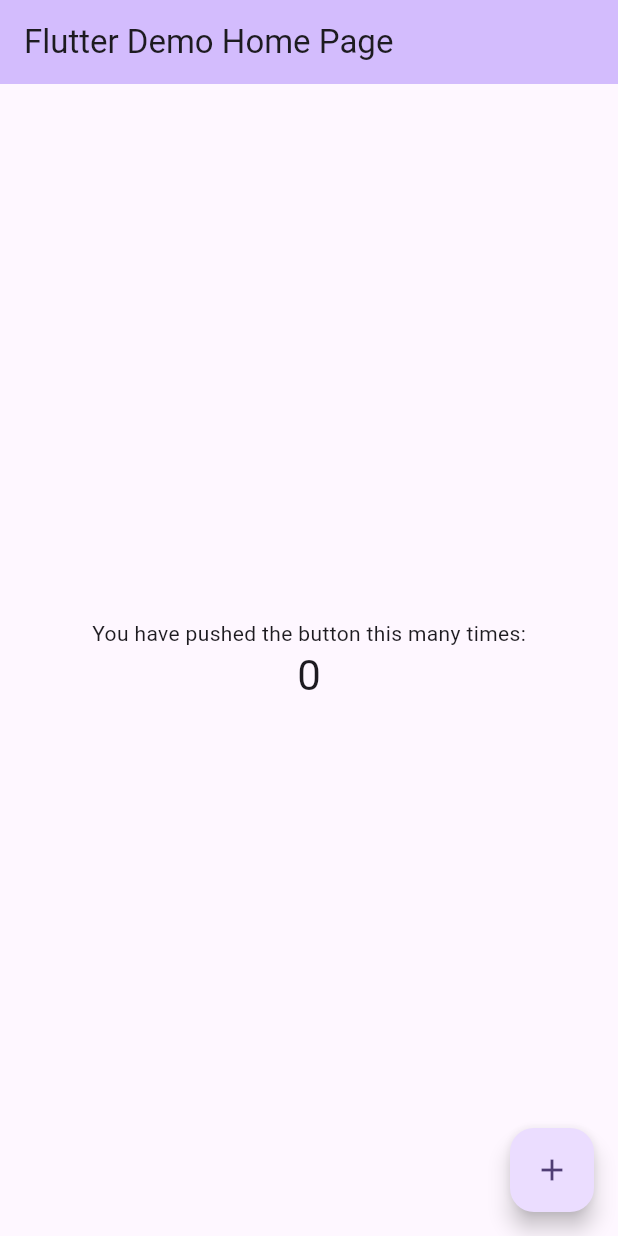
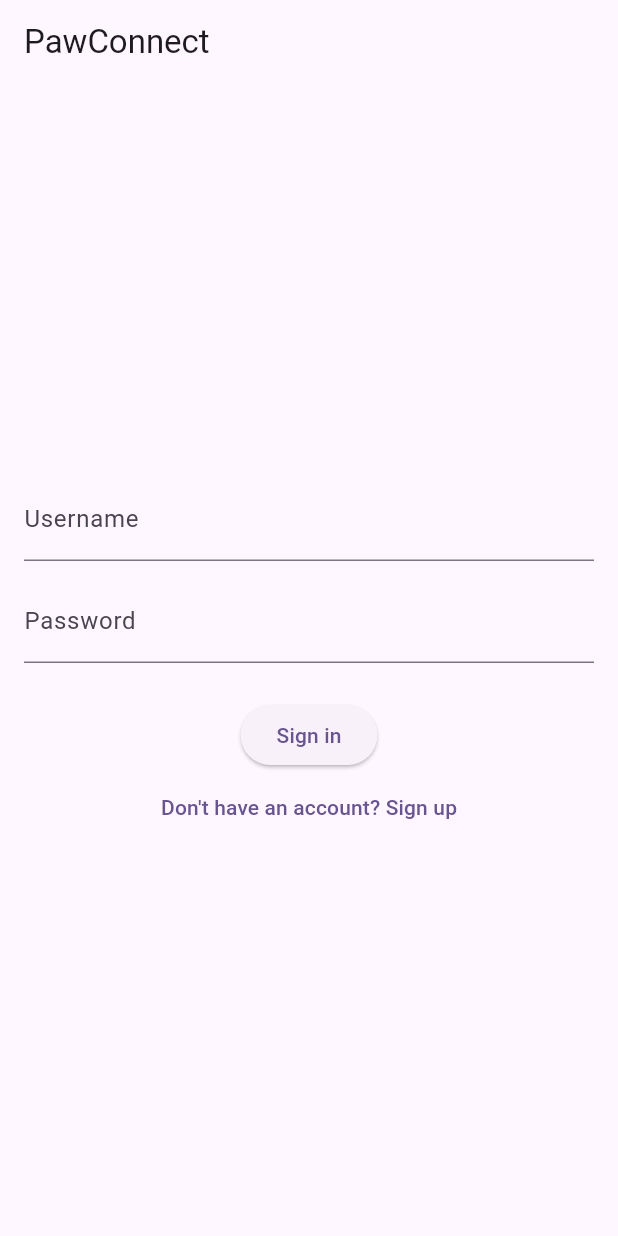
Before and after one commit to NureSemenenkoKostiantyn/paw-connect-app, a Flutter app: the screen it shows after launch, on a phone screen of 412 x 824 dp. Run offline on Flutter 3.47's test engine with Material 3 defaults, Android fonts, the phone set to English and light mode, and no system bars; our stand-ins replace dio, go_router.

Commit message:
Add auth feature with login and signup

```diff
--- a/mobile/lib/main.dart
+++ b/mobile/lib/main.dart
@@ -2,5 +2,5 @@ import 'package:flutter/material.dart';
 import 'src/app.dart';
 
 void main() {
-  runApp(const App());
+  runApp(App());
 }
--- a/mobile/lib/src/app.dart
+++ b/mobile/lib/src/app.dart
@@ -1,16 +1,37 @@
 import 'package:flutter/material.dart';
+import 'package:go_router/go_router.dart';
+import 'features/auth/presentation/login_screen.dart';
+import 'features/auth/presentation/signup_screen.dart';
 
 class App extends StatelessWidget {
-  const App({super.key});
+  App({super.key});
+
+  final GoRouter _router = GoRouter(
+    initialLocation: '/',
+    routes: [
+      GoRoute(
+        path: '/',
+        builder: (context, state) => const LoginScreen(),
+      ),
+      GoRoute(
+        path: '/signup',
+        builder: (context, state) => const SignupScreen(),
+      ),
+      GoRoute(
+        path: '/home',
+        builder: (context, state) => const MyHomePage(title: 'Home'),
+      ),
+    ],
+  );
 
   @override
   Widget build(BuildContext context) {
-    return MaterialApp(
-      title: 'Flutter Demo',
+    return MaterialApp.router(
+      title: 'PawConnect',
       theme: ThemeData(
         colorScheme: ColorScheme.fromSeed(seedColor: Colors.deepPurple),
       ),
-      home: const MyHomePage(title: 'Flutter Demo Home Page'),
+      routerConfig: _router,
     );
   }
 }
--- /dev/null
+++ b/mobile/lib/src/features/auth/presentation/login_screen.dart
@@ -0,0 +1,71 @@
+import 'package:flutter/material.dart';
+import 'package:go_router/go_router.dart';
+import '../services/auth_service.dart';
+
+class LoginScreen extends StatefulWidget {
+  const LoginScreen({super.key});
+
+  @override
+  State<LoginScreen> createState() => _LoginScreenState();
+}
+
+class _LoginScreenState extends State<LoginScreen> {
+  final TextEditingController _usernameController = TextEditingController();
+  final TextEditingController _passwordController = TextEditingController();
+  bool _loading = false;
+
+  Future<void> _signIn() async {
+    setState(() => _loading = true);
+    try {
+      await AuthService.instance
+          .signIn(_usernameController.text, _passwordController.text);
+      if (mounted) {
+        context.go('/home');
+      }
+    } catch (e) {
+      ScaffoldMessenger.of(context).showSnackBar(
+        SnackBar(content: Text('Login failed: $e')),
+      );
+    } finally {
+      if (mounted) {
+        setState(() => _loading = false);
+      }
+    }
+  }
+
+  @override
+  Widget build(BuildContext context) {
+    return Scaffold(
+      appBar: AppBar(title: const Text('PawConnect')),
+      body: Padding(
+        padding: const EdgeInsets.all(16.0),
+        child: Column(
+          mainAxisAlignment: MainAxisAlignment.center,
+          children: [
+            TextField(
+              controller: _usernameController,
+              decoration: const InputDecoration(labelText: 'Username'),
+            ),
+            const SizedBox(height: 12),
+            TextField(
+              controller: _passwordController,
+              decoration: const InputDecoration(labelText: 'Password'),
+              obscureText: true,
+            ),
+            const SizedBox(height: 24),
+            ElevatedButton(
+              onPressed: _loading ? null : _signIn,
+              child: _loading
+                  ? const CircularProgressIndicator()
+                  : const Text('Sign in'),
+            ),
+            TextButton(
+              onPressed: () => context.push('/signup'),
+              child: const Text("Don't have an account? Sign up"),
+            ),
+          ],
+        ),
+      ),
+    );
+  }
+}
--- /dev/null
+++ b/mobile/lib/src/features/auth/services/auth_service.dart
@@ -0,0 +1,27 @@
+import 'package:dio/dio.dart';
+
+class AuthService {
+  AuthService._();
+
+  static final AuthService instance = AuthService._();
+  final Dio _dio = Dio(BaseOptions(baseUrl: '/api/auth'));
+
+  Future<Response<dynamic>> signIn(String username, String password) {
+    return _dio.post('/signin', data: {
+      'username': username,
+      'password': password,
+    });
+  }
+
+  Future<Response<dynamic>> signUp(
+    String username,
+    String email,
+    String password,
+  ) {
+    return _dio.post('/signup', data: {
+      'username': username,
+      'email': email,
+      'password': password,
+    });
+  }
+}
--- a/mobile/pubspec.yaml
+++ b/mobile/pubspec.yaml
@@ -34,6 +34,8 @@ dependencies:
   # The following adds the Cupertino Icons font to your application.
   # Use with the CupertinoIcons class for iOS style icons.
   cupertino_icons: ^1.0.8
+  dio: ^5.4.0
+  go_router: ^13.1.0
 
 dev_dependencies:
   flutter_test:
```
Also changed, not shown: mobile/lib/src/features/auth/presentation/signup_screen.dart (added, +76 -0 lines).
